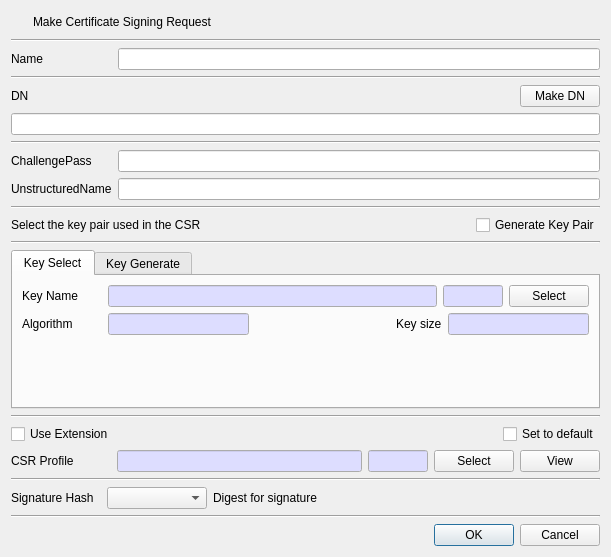
jykim74/CertMan, file CertMan/make_req_dlg.ui: the form before one commit.
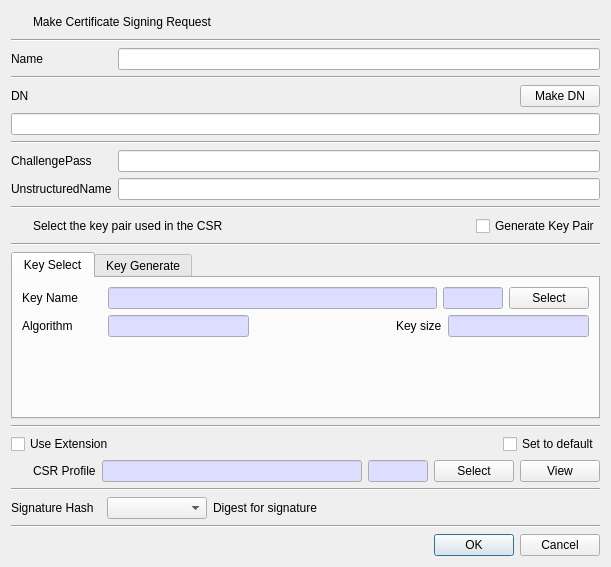
The form after the commit. The open tabs and pages were chosen to show the change. Icons and pictures are not drawn.

```diff
--- a/CertMan/make_req_dlg.ui
+++ b/CertMan/make_req_dlg.ui
@@ -7,7 +7,7 @@
     <x>0</x>
     <y>0</y>
     <width>611</width>
-    <height>557</height>
+    <height>567</height>
    </rect>
   </property>
   <property name="windowTitle">
@@ -167,33 +167,59 @@
      <property name="topMargin">
       <number>0</number>
      </property>
-     <item row="0" column="1">
-      <spacer name="horizontalSpacer_3">
-       <property name="orientation">
-        <enum>Qt::Horizontal</enum>
-       </property>
-       <property name="sizeHint" stdset="0">
-        <size>
-         <width>40</width>
-         <height>20</height>
-        </size>
-       </property>
-      </spacer>
-     </item>
-     <item row="0" column="0">
-      <widget class="QLabel" name="label_4">
-       <property name="text">
-        <string>Select the key pair used in the CSR</string>
-       </property>
-      </widget>
-     </item>
-     <item row="0" column="2">
+     <item row="0" column="3">
       <widget class="QCheckBox" name="mGenKeyPairCheck">
        <property name="text">
         <string>Generate Key Pair</string>
        </property>
       </widget>
      </item>
+     <item row="0" column="1">
+      <widget class="QLabel" name="label_4">
+       <property name="text">
+        <string>Select the key pair used in the CSR</string>
+       </property>
+      </widget>
+     </item>
+     <item row="0" column="2">
+      <spacer name="horizontalSpacer_3">
+       <property name="orientation">
+        <enum>Qt::Horizontal</enum>
+       </property>
+       <property name="sizeHint" stdset="0">
+        <size>
+         <width>40</width>
+         <height>20</height>
+        </size>
+       </property>
+      </spacer>
+     </item>
+     <item row="0" column="0">
+      <widget class="QPushButton" name="pushButton_2">
+       <property name="minimumSize">
+        <size>
+         <width>16</width>
+         <height>0</height>
+        </size>
+       </property>
+       <property name="maximumSize">
+        <size>
+         <width>16</width>
+         <height>16777215</height>
+        </size>
+       </property>
+       <property name="text">
+        <string/>
+       </property>
+       <property name="icon">
+        <iconset resource="certman.qrc">
+         <normaloff>:/images/key_reg.png</normaloff>:/images/key_reg.png</iconset>
+       </property>
+       <property name="flat">
+        <bool>true</bool>
+       </property>
+      </widget>
+     </item>
     </layout>
    </item>
    <item>
@@ -745,98 +771,11 @@
      <property name="topMargin">
       <number>0</number>
      </property>
-     <item row="0" column="3">
-      <widget class="QPushButton" name="mSelectProfileBtn">
-       <property name="text">
-        <string>Select</string>
-       </property>
-      </widget>
-     </item>
      <item row="0" column="1">
-      <widget class="QLineEdit" name="mProfileNameText">
-       <property name="palette">
-        <palette>
-         <active>
-          <colorrole role="Base">
-           <brush brushstyle="SolidPattern">
-            <color alpha="255">
-             <red>221</red>
-             <green>221</green>
-             <blue>255</blue>
-            </color>
-           </brush>
-          </colorrole>
-         </active>
-         <inactive>
-          <colorrole role="Base">
-           <brush brushstyle="SolidPattern">
-            <color alpha="255">
-             <red>221</red>
-             <green>221</green>
-             <blue>255</blue>
-            </color>
-           </brush>
-          </colorrole>
-         </inactive>
-         <disabled/>
-        </palette>
-       </property>
-       <property name="readOnly">
-        <bool>true</bool>
-       </property>
-      </widget>
-     </item>
-     <item row="0" column="2">
-      <widget class="QLineEdit" name="mProfileNumText">
-       <property name="minimumSize">
-        <size>
-         <width>60</width>
-         <height>0</height>
-        </size>
-       </property>
-       <property name="maximumSize">
-        <size>
-         <width>60</width>
-         <height>16777215</height>
-        </size>
-       </property>
-       <property name="palette">
-        <palette>
-         <active>
-          <colorrole role="Base">
-           <brush brushstyle="SolidPattern">
-            <color alpha="255">
-             <red>221</red>
-             <green>221</green>
-             <blue>255</blue>
-            </color>
-           </brush>
-          </colorrole>
-         </active>
-         <inactive>
-          <colorrole role="Base">
-           <brush brushstyle="SolidPattern">
-            <color alpha="255">
-             <red>221</red>
-             <green>221</green>
-             <blue>255</blue>
-            </color>
-           </brush>
-          </colorrole>
-         </inactive>
-         <disabled/>
-        </palette>
-       </property>
-       <property name="readOnly">
-        <bool>true</bool>
-       </property>
-      </widget>
-     </item>
-     <item row="0" column="0">
       <widget class="QLabel" name="mProfileNameLabel">
        <property name="minimumSize">
         <size>
-         <width>100</width>
+         <width>0</width>
          <height>0</height>
         </size>
        </property>
@@ -851,13 +790,126 @@
        </property>
       </widget>
      </item>
+     <item row="0" column="2">
+      <widget class="QLineEdit" name="mProfileNameText">
+       <property name="palette">
+        <palette>
+         <active>
+          <colorrole role="Base">
+           <brush brushstyle="SolidPattern">
+            <color alpha="255">
+             <red>221</red>
+             <green>221</green>
+             <blue>255</blue>
+            </color>
+           </brush>
+          </colorrole>
+         </active>
+         <inactive>
+          <colorrole role="Base">
+           <brush brushstyle="SolidPattern">
+            <color alpha="255">
+             <red>221</red>
+             <green>221</green>
+             <blue>255</blue>
+            </color>
+           </brush>
+          </colorrole>
+         </inactive>
+         <disabled/>
+        </palette>
+       </property>
+       <property name="readOnly">
+        <bool>true</bool>
+       </property>
+      </widget>
+     </item>
+     <item row="0" column="3">
+      <widget class="QLineEdit" name="mProfileNumText">
+       <property name="minimumSize">
+        <size>
+         <width>60</width>
+         <height>0</height>
+        </size>
+       </property>
+       <property name="maximumSize">
+        <size>
+         <width>60</width>
+         <height>16777215</height>
+        </size>
+       </property>
+       <property name="palette">
+        <palette>
+         <active>
+          <colorrole role="Base">
+           <brush brushstyle="SolidPattern">
+            <color alpha="255">
+             <red>221</red>
+             <green>221</green>
+             <blue>255</blue>
+            </color>
+           </brush>
+          </colorrole>
+         </active>
+         <inactive>
+          <colorrole role="Base">
+           <brush brushstyle="SolidPattern">
+            <color alpha="255">
+             <red>221</red>
+             <green>221</green>
+             <blue>255</blue>
+            </color>
+           </brush>
+          </colorrole>
+         </inactive>
+         <disabled/>
+        </palette>
+       </property>
+       <property name="readOnly">
+        <bool>true</bool>
+       </property>
+      </widget>
+     </item>
      <item row="0" column="4">
+      <widget class="QPushButton" name="mSelectProfileBtn">
+       <property name="text">
+        <string>Select</string>
+       </property>
+      </widget>
+     </item>
+     <item row="0" column="5">
       <widget class="QPushButton" name="mViewProfileBtn">
        <property name="text">
         <string>View</string>
        </property>
       </widget>
      </item>
+     <item row="0" column="0">
+      <widget class="QPushButton" name="mCSRBtn">
+       <property name="minimumSize">
+        <size>
+         <width>16</width>
+         <height>0</height>
+        </size>
+       </property>
+       <property name="maximumSize">
+        <size>
+         <width>16</width>
+         <height>16777215</height>
+        </size>
+       </property>
+       <property name="text">
+        <string/>
+       </property>
+       <property name="icon">
+        <iconset resource="certman.qrc">
+         <normaloff>:/images/cert_profile.png</normaloff>:/images/cert_profile.png</iconset>
+       </property>
+       <property name="flat">
+        <bool>true</bool>
+       </property>
+      </widget>
+     </item>
     </layout>
    </item>
    <item>
```
Left out of the diff: 2 changed lines with no effect on the pictures.
